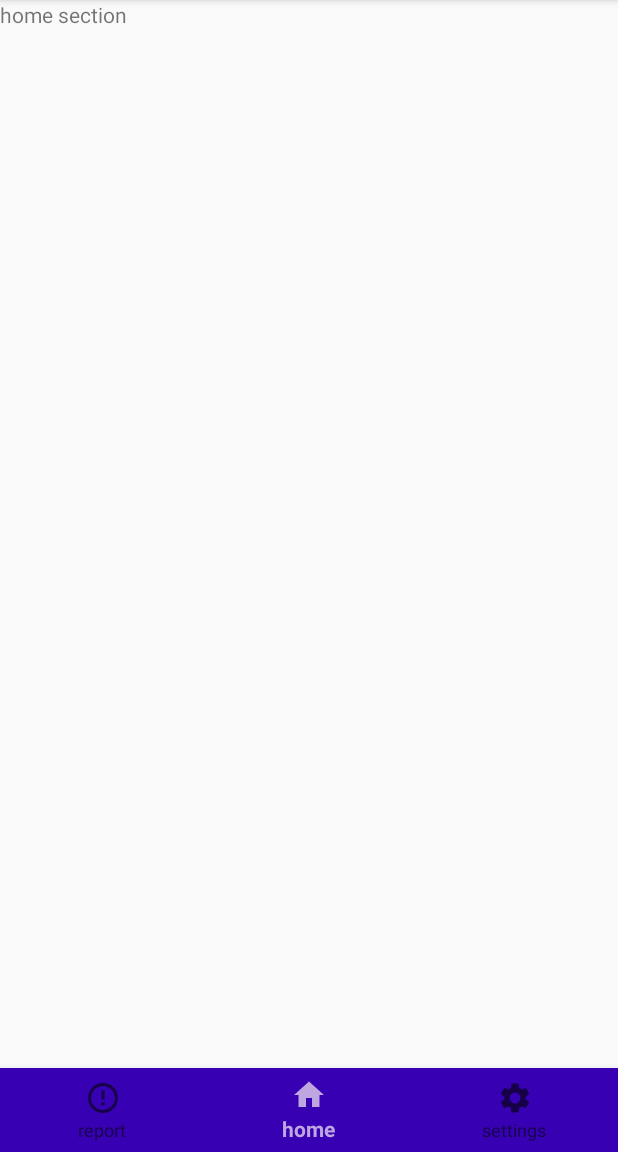
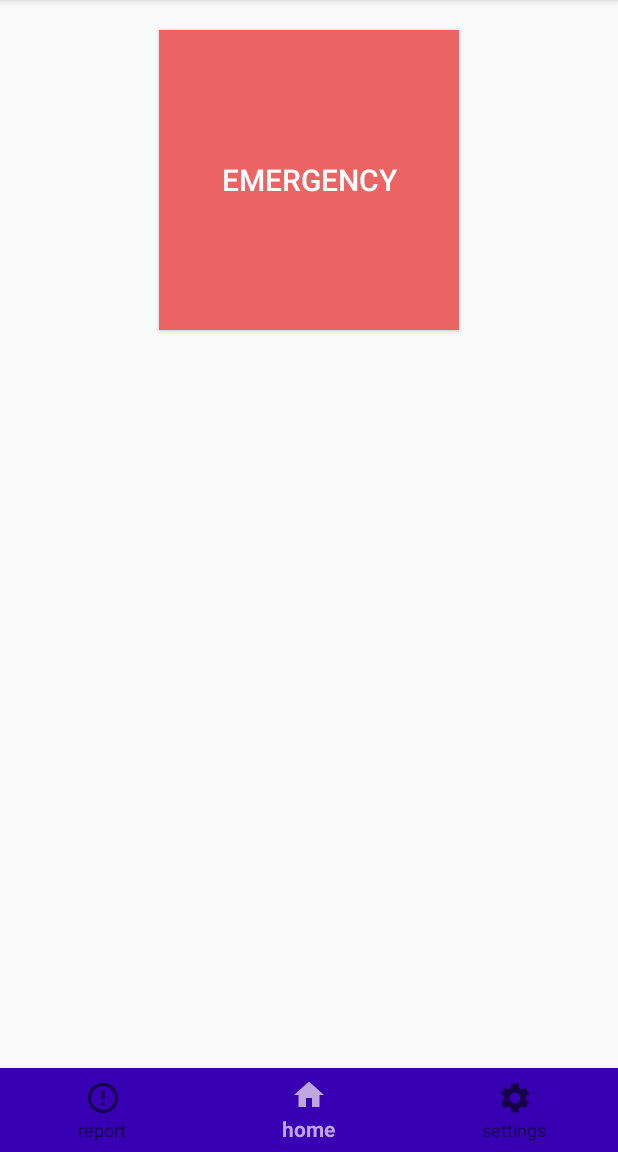
Before and after one commit to Farhad-Uz-Zaman/womanSafetyApp, an Android app: the home screen opened directly, with no data from a screen before it, on a phone screen of 412 x 824 dp, the part 84-1236 px from its top. Run offline under Robolectric (Android 15) with nearby library versions, the phone set to English and light mode, and no system bars.

Commit message:
home xml

```diff
--- a/app/src/main/res/layout/fragment_home.xml
+++ b/app/src/main/res/layout/fragment_home.xml
@@ -6,10 +6,43 @@
     tools:context=".home">
 
     <!-- TODO: Update blank fragment layout -->
-    <TextView
+    <RelativeLayout
         android:layout_width="match_parent"
-        android:layout_height="match_parent"
-        android:text="home section" />
+        android:layout_height="match_parent">
+        <Button
+            android:id="@+id/emergencyButton"
+            android:layout_width="200dp"
+            android:layout_height="200dp"
+            android:layout_centerHorizontal="true"
+            android:layout_marginTop="20dp"
+            android:layout_marginBottom="20dp"
+            android:background="#FFEC6363"
+            android:text="EMERGENCY"
+            android:textColor="#FFFFFF"
+            android:textSize="20dp"/>
+
+        <TextView
+            android:id="@+id/xValue"
+            android:layout_below="@+id/emergencyButton"
+            android:layout_width="380dp"
+            android:layout_height="wrap_content"
+            android:textSize="16pt" />
+
+        <TextView
+            android:id="@+id/yValue"
+            android:layout_below="@+id/xValue"
+            android:layout_width="380dp"
+            android:layout_height="wrap_content"
+            android:textSize="16pt" />
+
+        <TextView
+            android:id="@+id/zValue"
+            android:layout_below="@+id/yValue"
+            android:layout_width="380dp"
+            android:layout_height="wrap_content"
+            android:textSize="16pt" />
+    </RelativeLayout>
+
 
 
 </FrameLayout>
```
Also changed, not shown: 1 other file.
